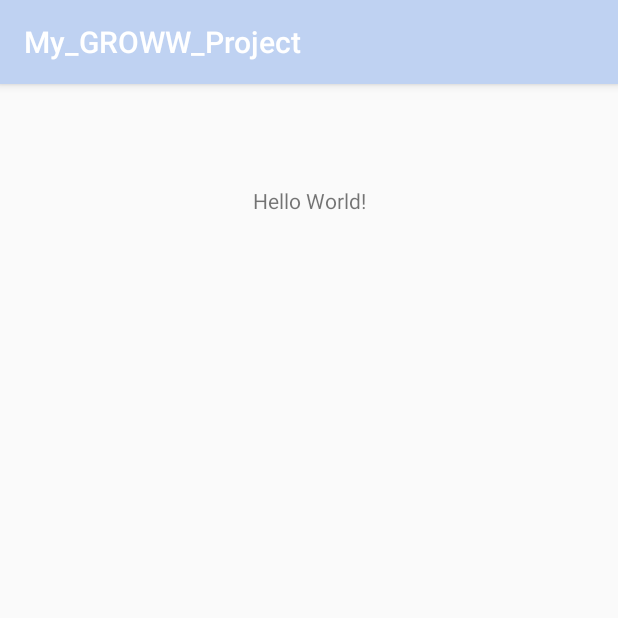
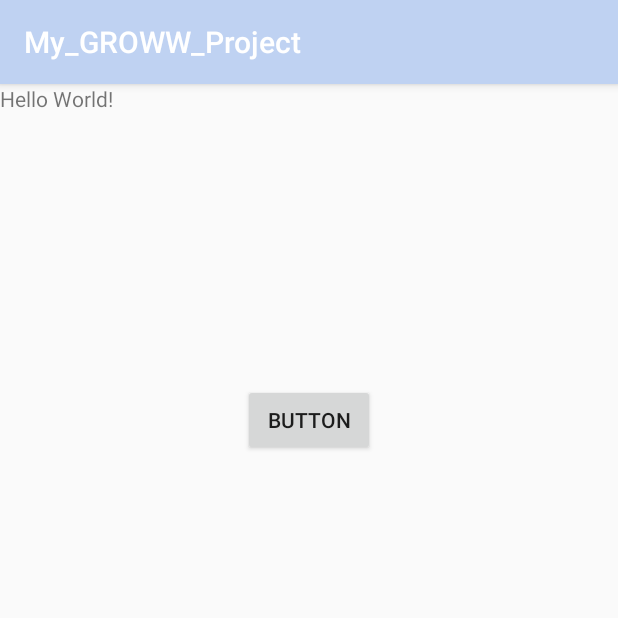
Before and after one commit to gcipta/GROWW_Chat_Feature_GCW, an Android app: the screen it shows after launch (MainActivity), on a phone screen of 412 x 824 dp, the top half of it. Run offline under Robolectric (Android 15) with nearby library versions, the phone set to English and light mode, and no system bars.

Commit message:
Adding map activity

```diff
--- a/app/build.gradle
+++ b/app/build.gradle
@@ -27,6 +27,7 @@ dependencies {
     implementation 'com.android.support:design:28.0.0-rc01'
     implementation 'com.android.support:support-annotations:28.0.0-rc02'
     implementation 'com.android.support.constraint:constraint-layout:1.1.3'
+    implementation 'com.google.android.gms:play-services-maps:15.0.1'
     testImplementation 'junit:junit:4.12'
     androidTestImplementation 'com.android.support.test:runner:1.0.2'
     androidTestImplementation 'com.android.support.test.espresso:espresso-core:3.0.2'
--- a/app/src/main/java/com/example/gavv/my_groww_project/MainActivity.java
+++ b/app/src/main/java/com/example/gavv/my_groww_project/MainActivity.java
@@ -1,14 +1,34 @@
 package com.example.gavv.my_groww_project;
 
+import android.content.Intent;
 import android.support.v7.app.AppCompatActivity;
 import android.os.Bundle;
+import android.view.View;
+import android.widget.Button;
 
 public class MainActivity extends AppCompatActivity {
+
+    Button button;
+    public void goToMap() {
+
+        Intent intent = new Intent(this, MapsActivity.class);
+
+        startActivity(intent);
+    }
 
     @Override
     protected void onCreate(Bundle savedInstanceState) {
         super.onCreate(savedInstanceState);
         setContentView(R.layout.activity_main);
+
+        button = (Button) findViewById(R.id.button);
+
+        button.setOnClickListener(new View.OnClickListener() {
+            @Override
+            public void onClick(View v) {
+                goToMap();
+            }
+        });
     }
 
 }
--- a/app/src/main/res/layout/activity_main.xml
+++ b/app/src/main/res/layout/activity_main.xml
@@ -1,5 +1,5 @@
 <?xml version="1.0" encoding="utf-8"?>
-<android.support.constraint.ConstraintLayout xmlns:android="http://schemas.android.com/apk/res/android"
+<RelativeLayout xmlns:android="http://schemas.android.com/apk/res/android"
     xmlns:app="http://schemas.android.com/apk/res-auto"
     xmlns:tools="http://schemas.android.com/tools"
     android:layout_width="match_parent"
@@ -16,4 +16,13 @@
         app:layout_constraintTop_toTopOf="parent"
         app:layout_constraintVertical_bias="0.091" />
 
-</android.support.constraint.ConstraintLayout>
+    <Button
+        android:id="@+id/button"
+        android:layout_width="wrap_content"
+        android:layout_height="wrap_content"
+        android:layout_alignParentTop="true"
+        android:layout_centerHorizontal="true"
+        android:layout_marginTop="200dp"
+        android:text="Button" />
+
+</RelativeLayout>
--- a/app/src/main/res/values/strings.xml
+++ b/app/src/main/res/values/strings.xml
@@ -15,4 +15,5 @@
         completions."
     </string>
     <string name="title_activity_sign_up_helpee">SignUpHelpee</string>
+    <string name="title_activity_maps">Map</string>
 </resources>
```
Also changed, not shown: app/src/debug/res/values/google_maps_api.xml (added, +24 -0 lines), app/src/main/AndroidManifest.xml (+22 -0 lines), app/src/main/java/com/example/gavv/my_groww_project/MapsActivity.java (added, +46 -0 lines), app/src/main/res/layout/activity_maps.xml (added, +22 -0 lines), 1 other file.
